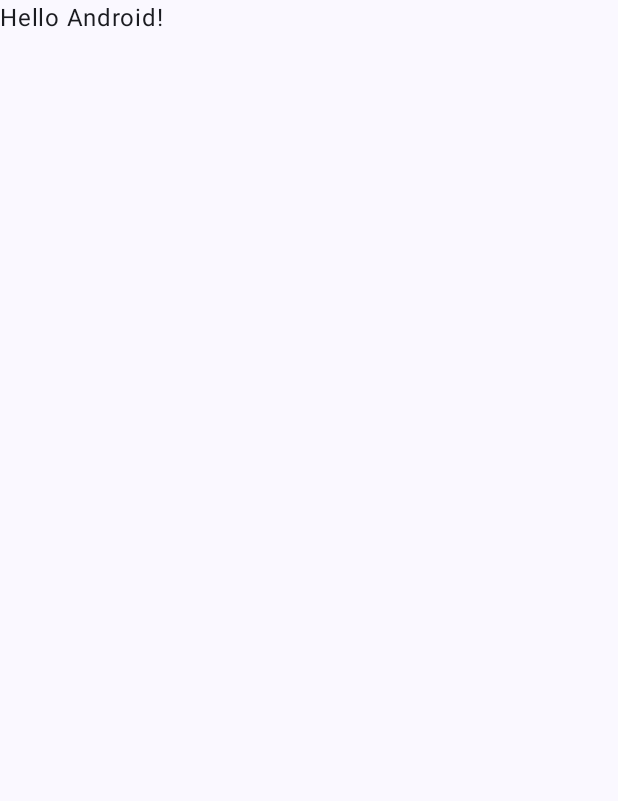
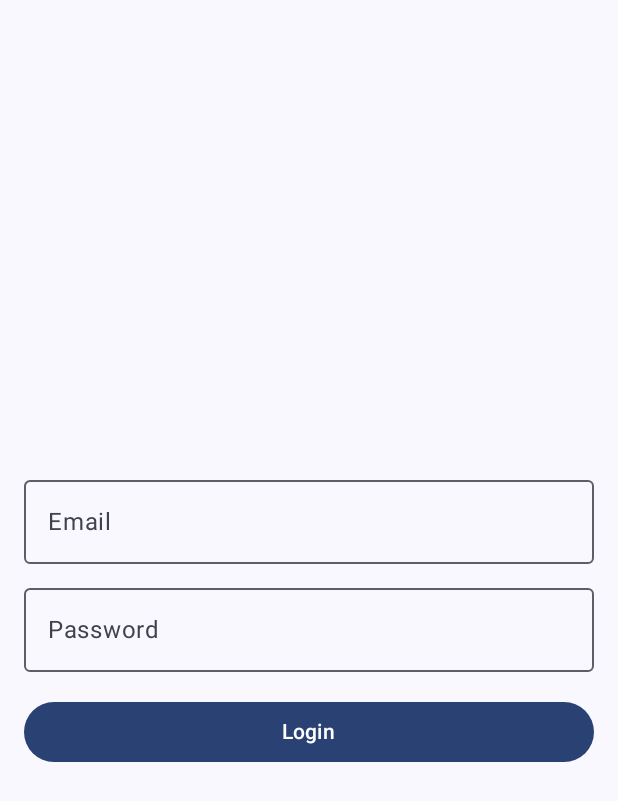
Before and after one commit to raka-bakar88/LoginApp, an Android app built with Jetpack Compose: the screen it shows after launch (MainActivity), on a phone screen of 412 x 824 dp. Before the commit the part shown is almost empty. Shown: the top 801 px of the screen. Run offline under Robolectric (Android 15) with nearby library versions, the phone set to English and light mode, and no system bars; our stand-ins replace Dagger/Hilt's generated code.

Commit message:
task: create SnackHostBar
- Create LaunchedEffect that observe LoginResult

```diff
--- a/app/src/main/java/com/bakar/loginapp/MainActivity.kt
+++ b/app/src/main/java/com/bakar/loginapp/MainActivity.kt
@@ -5,12 +5,13 @@ import androidx.activity.ComponentActivity
 import androidx.activity.compose.setContent
 import androidx.activity.enableEdgeToEdge
 import androidx.compose.foundation.layout.fillMaxSize
-import androidx.compose.foundation.layout.padding
 import androidx.compose.material3.Scaffold
-import androidx.compose.material3.Text
-import androidx.compose.runtime.Composable
+import androidx.compose.runtime.getValue
 import androidx.compose.ui.Modifier
-import androidx.compose.ui.tooling.preview.Preview
+import androidx.hilt.navigation.compose.hiltViewModel
+import androidx.lifecycle.compose.collectAsStateWithLifecycle
+import com.bakar.loginapp.ui.login.LoginScreen
+import com.bakar.loginapp.ui.login.LoginViewModel
 import com.bakar.loginapp.ui.theme.LoginAppTheme
 import dagger.hilt.android.AndroidEntryPoint
 
@@ -21,29 +22,12 @@ class MainActivity : ComponentActivity() {
         enableEdgeToEdge()
         setContent {
             LoginAppTheme {
-                Scaffold(modifier = Modifier.fillMaxSize()) { innerPadding ->
-                    Greeting(
-                        name = "Android",
-                        modifier = Modifier.padding(innerPadding)
-                    )
+                Scaffold(modifier = Modifier.fillMaxSize()) { _ ->
+                    val loginViewModel: LoginViewModel = hiltViewModel()
+                    val loginResult by loginViewModel.loginResult.collectAsStateWithLifecycle()
+                    LoginScreen(loginResult = loginResult, loginViewModel::onLoginClicked)
                 }
             }
         }
     }
 }
-
-@Composable
-fun Greeting(name: String, modifier: Modifier = Modifier) {
-    Text(
-        text = "Hello $name!",
-        modifier = modifier
-    )
-}
-
-@Preview(showBackground = true)
-@Composable
-fun GreetingPreview() {
-    LoginAppTheme {
-        Greeting("Android")
-    }
-}
--- a/app/src/main/java/com/bakar/loginapp/data/ApiService.kt
+++ b/app/src/main/java/com/bakar/loginapp/data/ApiService.kt
@@ -1,10 +1,12 @@
 package com.bakar.loginapp.data
+
+import javax.inject.Inject
 
 interface ApiService {
     fun login(username: String, password: String): ApiResponse<Int?>
 }
 
-class ApiServiceImpl : ApiService {
+class ApiServiceImpl @Inject constructor() : ApiService {
     override fun login(username: String, password: String): ApiResponse<Int?> {
         return when (username) {
             "user" -> {
--- a/app/src/main/java/com/bakar/loginapp/ui/login/LoginScreen.kt
+++ b/app/src/main/java/com/bakar/loginapp/ui/login/LoginScreen.kt
@@ -9,6 +9,7 @@ import androidx.compose.foundation.layout.height
 import androidx.compose.foundation.layout.padding
 import androidx.compose.material3.Button
 import androidx.compose.material3.OutlinedTextField
+import androidx.compose.material3.SnackbarHost
 import androidx.compose.material3.SnackbarHostState
 import androidx.compose.material3.Text
 import androidx.compose.runtime.Composable
@@ -39,6 +40,12 @@ fun LoginScreen(
     val snackbarHostState = remember {
         SnackbarHostState()
     }
+
+    LaunchedEffect(loginResult) {
+        if (loginResult.isNotEmpty()) {
+            snackbarHostState.showSnackbar(loginResult)
+        }
+    }
     Column(
         modifier = Modifier
             .fillMaxSize()
@@ -57,6 +64,7 @@ fun LoginScreen(
         Spacer(modifier = Modifier.height(dimensionResource(id = R.dimen.margin_size_small)))
 
         OutlinedTextField(
+            modifier = Modifier.fillMaxWidth(),
             value = password,
             onValueChange = { password = it },
             label = { Text(text = stringResource(id = R.string.password_label)) },
@@ -72,8 +80,6 @@ fun LoginScreen(
             Text(text = stringResource(id = R.string.login_label))
         }
 
-        LaunchedEffect(loginResult) {
-            snackbarHostState.showSnackbar(loginResult)
-        }
+        SnackbarHost(hostState = snackbarHostState)
     }
 }
```
